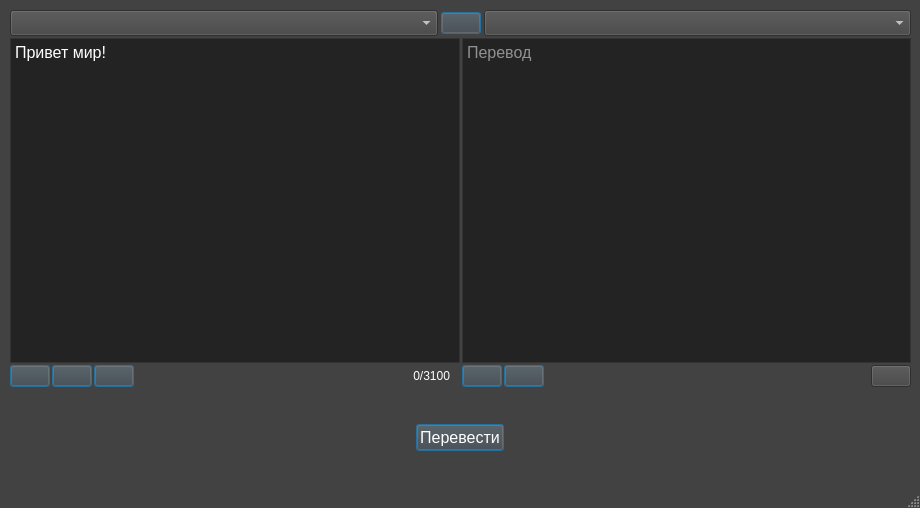
This is PyQt Translator/translator.ui in S1riyS/YandexProject as Qt 5 draws it before an edit. The edited form follows.
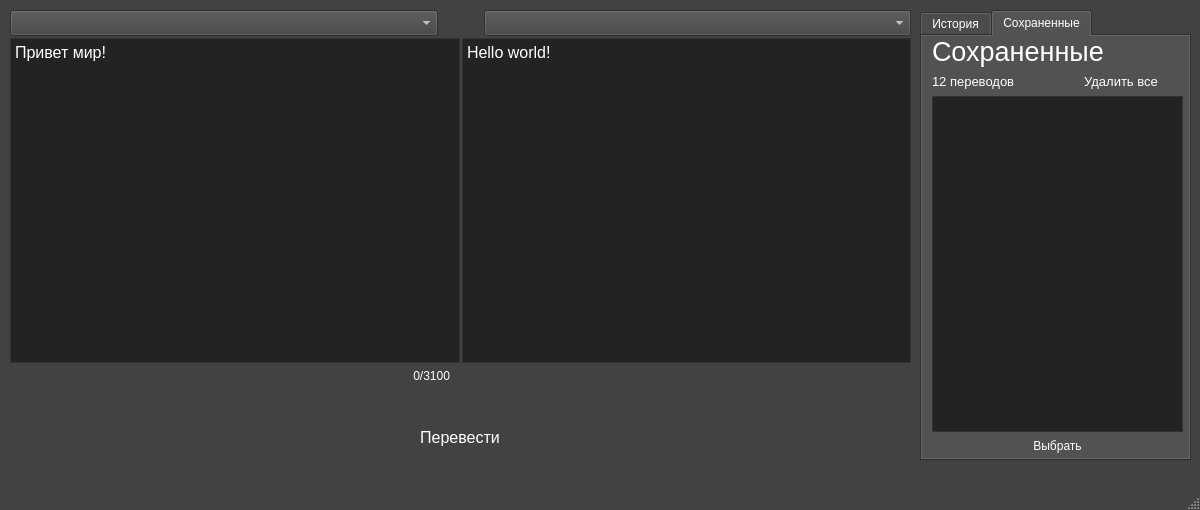
This is the edited form. Icons and pictures are not drawn.

What changed in the file:
```diff
--- a/PyQt Translator/translator.ui
+++ b/PyQt Translator/translator.ui
@@ -6,8 +6,8 @@
    <rect>
     <x>0</x>
     <y>0</y>
-    <width>920</width>
-    <height>508</height>
+    <width>1200</width>
+    <height>510</height>
    </rect>
   </property>
   <property name="sizePolicy">
@@ -574,12 +574,27 @@
           <iconset>
            <normaloff>Icons/arrows.png</normaloff>Icons/arrows.png</iconset>
          </property>
+         <property name="iconSize">
+          <size>
+           <width>18</width>
+           <height>18</height>
+          </size>
+         </property>
+         <property name="checkable">
+          <bool>false</bool>
+         </property>
+         <property name="autoRepeat">
+          <bool>false</bool>
+         </property>
          <property name="autoDefault">
-          <bool>true</bool>
+          <bool>false</bool>
          </property>
          <property name="default">
           <bool>true</bool>
          </property>
+         <property name="flat">
+          <bool>true</bool>
+         </property>
         </widget>
        </item>
        <item>
@@ -633,16 +648,28 @@
              </property>
              <property name="iconSize">
               <size>
-               <width>15</width>
-               <height>15</height>
+               <width>18</width>
+               <height>18</height>
               </size>
              </property>
+             <property name="shortcut">
+              <string/>
+             </property>
+             <property name="checkable">
+              <bool>false</bool>
+             </property>
+             <property name="autoRepeat">
+              <bool>false</bool>
+             </property>
              <property name="autoDefault">
-              <bool>true</bool>
+              <bool>false</bool>
              </property>
              <property name="default">
               <bool>true</bool>
              </property>
+             <property name="flat">
+              <bool>true</bool>
+             </property>
             </widget>
            </item>
            <item>
@@ -656,16 +683,25 @@
              </property>
              <property name="iconSize">
               <size>
-               <width>15</width>
-               <height>15</height>
+               <width>18</width>
+               <height>18</height>
               </size>
              </property>
+             <property name="checkable">
+              <bool>false</bool>
+             </property>
+             <property name="autoRepeat">
+              <bool>false</bool>
+             </property>
              <property name="autoDefault">
-              <bool>true</bool>
+              <bool>false</bool>
              </property>
              <property name="default">
               <bool>true</bool>
              </property>
+             <property name="flat">
+              <bool>true</bool>
+             </property>
             </widget>
            </item>
            <item>
@@ -679,16 +715,25 @@
              </property>
              <property name="iconSize">
               <size>
-               <width>15</width>
-               <height>15</height>
+               <width>18</width>
+               <height>18</height>
               </size>
              </property>
+             <property name="checkable">
+              <bool>false</bool>
+             </property>
+             <property name="autoRepeat">
+              <bool>false</bool>
+             </property>
              <property name="autoDefault">
-              <bool>true</bool>
+              <bool>false</bool>
              </property>
              <property name="default">
               <bool>true</bool>
              </property>
+             <property name="flat">
+              <bool>true</bool>
+             </property>
             </widget>
            </item>
            <item>
@@ -722,22 +767,17 @@
        <item>
         <layout class="QVBoxLayout" name="verticalLayout_2">
          <item>
-          <widget class="QTextEdit" name="outputText">
+          <widget class="QPlainTextEdit" name="outputText">
            <property name="font">
             <font>
-             <family>Arial</family>
              <pointsize>12</pointsize>
             </font>
            </property>
            <property name="readOnly">
             <bool>true</bool>
            </property>
-           <property name="html">
-            <string>&lt;!DOCTYPE HTML PUBLIC &quot;-//W3C//DTD HTML 4.0//EN&quot; &quot;http://www.w3.org/TR/REC-html40/strict.dtd&quot;&gt;
-&lt;html&gt;&lt;head&gt;&lt;meta name=&quot;qrichtext&quot; content=&quot;1&quot; /&gt;&lt;style type=&quot;text/css&quot;&gt;
-p, li { white-space: pre-wrap; }
-&lt;/style&gt;&lt;/head&gt;&lt;body style=&quot; font-family:'Arial'; font-size:12pt; font-weight:400; font-style:normal;&quot;&gt;
-&lt;p style=&quot;-qt-paragraph-type:empty; margin-top:0px; margin-bottom:0px; margin-left:0px; margin-right:0px; -qt-block-indent:0; text-indent:0px; font-family:'MS Shell Dlg 2';&quot;&gt;&lt;br /&gt;&lt;/p&gt;&lt;/body&gt;&lt;/html&gt;</string>
+           <property name="plainText">
+            <string>Hello world!</string>
            </property>
            <property name="placeholderText">
             <string>Перевод</string>
@@ -760,16 +800,25 @@
              </property>
              <property name="iconSize">
               <size>
-               <width>15</width>
-               <height>15</height>
+               <width>18</width>
+               <height>18</height>
               </size>
              </property>
+             <property name="checkable">
+              <bool>false</bool>
+             </property>
+             <property name="autoRepeat">
+              <bool>false</bool>
+             </property>
              <property name="autoDefault">
-              <bool>true</bool>
+              <bool>false</bool>
              </property>
              <property name="default">
               <bool>true</bool>
              </property>
+             <property name="flat">
+              <bool>true</bool>
+             </property>
             </widget>
            </item>
            <item>
@@ -783,16 +832,25 @@
              </property>
              <property name="iconSize">
               <size>
-               <width>15</width>
-               <height>15</height>
+               <width>18</width>
+               <height>18</height>
               </size>
              </property>
+             <property name="checkable">
+              <bool>false</bool>
+             </property>
+             <property name="autoRepeat">
+              <bool>false</bool>
+             </property>
              <property name="autoDefault">
-              <bool>true</bool>
+              <bool>false</bool>
              </property>
              <property name="default">
               <bool>true</bool>
              </property>
+             <property name="flat">
+              <bool>true</bool>
+             </property>
             </widget>
            </item>
            <item>
@@ -820,7 +878,45 @@
             </widget>
            </item>
            <item>
-            <widget class="QPushButton" name="pushButton_2">
+            <widget class="QPushButton" name="historyButton">
+             <property name="toolTip">
+              <string>&lt;html&gt;&lt;head/&gt;&lt;body&gt;&lt;p&gt;История переводов&lt;/p&gt;&lt;p&gt;&lt;br/&gt;&lt;/p&gt;&lt;/body&gt;&lt;/html&gt;</string>
+             </property>
+             <property name="text">
+              <string/>
+             </property>
+             <property name="icon">
+              <iconset>
+               <normaloff>Icons/history.png</normaloff>Icons/history.png</iconset>
+             </property>
+             <property name="iconSize">
+              <size>
+               <width>18</width>
+               <height>18</height>
+              </size>
+             </property>
+             <property name="checkable">
+              <bool>false</bool>
+             </property>
+             <property name="autoRepeat">
+              <bool>false</bool>
+             </property>
+             <property name="autoDefault">
+              <bool>false</bool>
+             </property>
+             <property name="default">
+              <bool>true</bool>
+             </property>
+             <property name="flat">
+              <bool>true</bool>
+             </property>
+            </widget>
+           </item>
+           <item>
+            <widget class="QPushButton" name="saveButton">
+             <property name="toolTip">
+              <string>&lt;html&gt;&lt;head/&gt;&lt;body&gt;&lt;p&gt;Сохранить перевод&lt;/p&gt;&lt;/body&gt;&lt;/html&gt;</string>
+             </property>
              <property name="text">
               <string/>
              </property>
@@ -828,6 +924,27 @@
               <iconset>
                <normaloff>Icons/inactive_star.png</normaloff>Icons/inactive_star.png</iconset>
              </property>
+             <property name="iconSize">
+              <size>
+               <width>18</width>
+               <height>18</height>
+              </size>
+             </property>
+             <property name="checkable">
+              <bool>false</bool>
+             </property>
+             <property name="autoRepeat">
+              <bool>false</bool>
+             </property>
+             <property name="autoDefault">
+              <bool>false</bool>
+             </property>
+             <property name="default">
+              <bool>true</bool>
+             </property>
+             <property name="flat">
+              <bool>true</bool>
+             </property>
             </widget>
            </item>
           </layout>
@@ -866,18 +983,253 @@
          <property name="text">
           <string>Перевести</string>
          </property>
+         <property name="iconSize">
+          <size>
+           <width>18</width>
+           <height>18</height>
+          </size>
+         </property>
+         <property name="checkable">
+          <bool>false</bool>
+         </property>
+         <property name="autoRepeat">
+          <bool>false</bool>
+         </property>
          <property name="autoDefault">
-          <bool>true</bool>
+          <bool>false</bool>
          </property>
          <property name="default">
           <bool>true</bool>
          </property>
+         <property name="flat">
+          <bool>true</bool>
+         </property>
         </widget>
        </item>
       </layout>
      </item>
     </layout>
    </widget>
+   <widget class="QTabWidget" name="tabWidget">
+    <property name="geometry">
+     <rect>
+      <x>920</x>
+      <y>10</y>
+      <width>271</width>
+      <height>451</height>
+     </rect>
+    </property>
+    <property name="tabShape">
+     <enum>QTabWidget::Rounded</enum>
+    </property>
+    <property name="currentIndex">
+     <number>1</number>
+    </property>
+    <widget class="QWidget" name="tab1">
+     <attribute name="title">
+      <string>История</string>
+     </attribute>
+     <widget class="QWidget" name="">
+      <property name="geometry">
+       <rect>
+        <x>10</x>
+        <y>0</y>
+        <width>251</width>
+        <height>421</height>
+       </rect>
+      </property>
+      <layout class="QVBoxLayout" name="verticalLayout_4">
+       <property name="spacing">
+        <number>3</number>
+       </property>
+       <item>
+        <widget class="QLabel" name="label">
+         <property name="font">
+          <font>
+           <pointsize>20</pointsize>
+          </font>
+         </property>
+         <property name="text">
+          <string>История</string>
+         </property>
+         <property name="scaledContents">
+          <bool>false</bool>
+         </property>
+         <property name="margin">
+          <number>0</number>
+         </property>
+         <property name="indent">
+          <number>0</number>
+         </property>
+        </widget>
+       </item>
+       <item>
+        <layout class="QHBoxLayout" name="horizontalLayout_6">
+         <item>
+          <widget class="QLabel" name="historyCountLabel">
+           <property name="font">
+            <font>
+             <pointsize>10</pointsize>
+            </font>
+           </property>
+           <property name="text">
+            <string>56 переводов</string>
+           </property>
+          </widget>
+         </item>
+         <item>
+          <widget class="QPushButton" name="historyDeleteButton">
+           <property name="font">
+            <font>
+             <pointsize>10</pointsize>
+            </font>
+           </property>
+           <property name="text">
+            <string>Удалить все</string>
+           </property>
+           <property name="autoDefault">
+            <bool>false</bool>
+           </property>
+           <property name="default">
+            <bool>true</bool>
+           </property>
+           <property name="flat">
+            <bool>true</bool>
+           </property>
+          </widget>
+         </item>
+        </layout>
+       </item>
+       <item>
+        <widget class="QTableWidget" name="historyTableWidget"/>
+       </item>
+       <item>
+        <widget class="QPushButton" name="chooseFromHistory">
+         <property name="font">
+          <font>
+           <pointsize>9</pointsize>
+          </font>
+         </property>
+         <property name="text">
+          <string>Выбрать</string>
+         </property>
+         <property name="default">
+          <bool>true</bool>
+         </property>
+         <property name="flat">
+          <bool>true</bool>
+         </property>
+        </widget>
+       </item>
+      </layout>
+     </widget>
+    </widget>
+    <widget class="QWidget" name="tab2">
+     <attribute name="title">
+      <string>Сохраненные</string>
+     </attribute>
+     <widget class="QWidget" name="layoutWidget_2">
+      <property name="geometry">
+       <rect>
+        <x>10</x>
+        <y>0</y>
+        <width>251</width>
+        <height>421</height>
+       </rect>
+      </property>
+      <layout class="QVBoxLayout" name="verticalLayout_5">
+       <property name="spacing">
+        <number>3</number>
+       </property>
+       <item>
+        <widget class="QLabel" name="label_4">
+         <property name="font">
+          <font>
+           <pointsize>20</pointsize>
+          </font>
+         </property>
+         <property name="autoFillBackground">
+          <bool>false</bool>
+         </property>
+         <property name="lineWidth">
+          <number>1</number>
+         </property>
+         <property name="text">
+          <string>Сохраненные</string>
+         </property>
+         <property name="wordWrap">
+          <bool>false</bool>
+         </property>
+         <property name="indent">
+          <number>-1</number>
+         </property>
+         <property name="openExternalLinks">
+          <bool>false</bool>
+         </property>
+        </widget>
+       </item>
+       <item>
+        <layout class="QHBoxLayout" name="horizontalLayout_7">
+         <item>
+          <widget class="QLabel" name="savedCountLabel">
+           <property name="font">
+            <font>
+             <pointsize>10</pointsize>
+            </font>
+           </property>
+           <property name="text">
+            <string>12 переводов</string>
+           </property>
+          </widget>
+         </item>
+         <item>
+          <widget class="QPushButton" name="savedDeleteButton">
+           <property name="font">
+            <font>
+             <pointsize>10</pointsize>
+            </font>
+           </property>
+           <property name="text">
+            <string>Удалить все</string>
+           </property>
+           <property name="autoDefault">
+            <bool>false</bool>
+           </property>
+           <property name="default">
+            <bool>true</bool>
+           </property>
+           <property name="flat">
+            <bool>true</bool>
+           </property>
+          </widget>
+         </item>
+        </layout>
+       </item>
+       <item>
+        <widget class="QTableWidget" name="savedTableWidget"/>
+       </item>
+       <item>
+        <widget class="QPushButton" name="chooseFromSaved">
+         <property name="font">
+          <font>
+           <pointsize>9</pointsize>
+          </font>
+         </property>
+         <property name="text">
+          <string>Выбрать</string>
+         </property>
+         <property name="default">
+          <bool>true</bool>
+         </property>
+         <property name="flat">
+          <bool>true</bool>
+         </property>
+        </widget>
+       </item>
+      </layout>
+     </widget>
+    </widget>
+   </widget>
   </widget>
   <widget class="QMenuBar" name="menubar">
    <property name="geometry">
```
Left out of the diff: 34 changed lines with no effect on the pictures.
